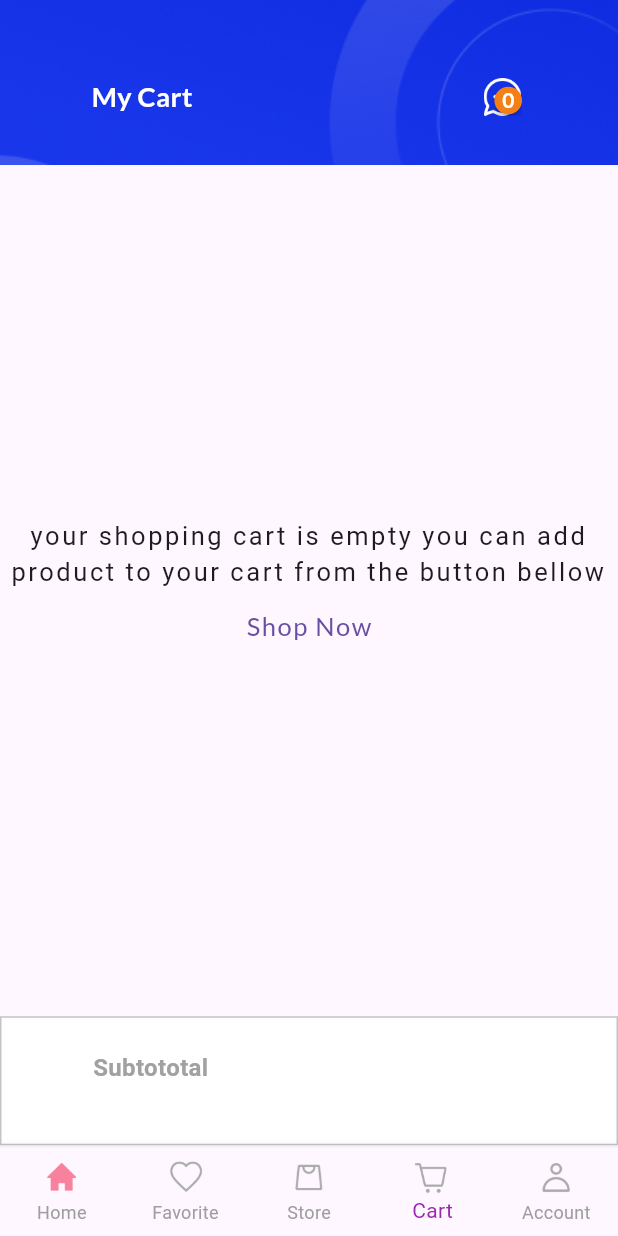
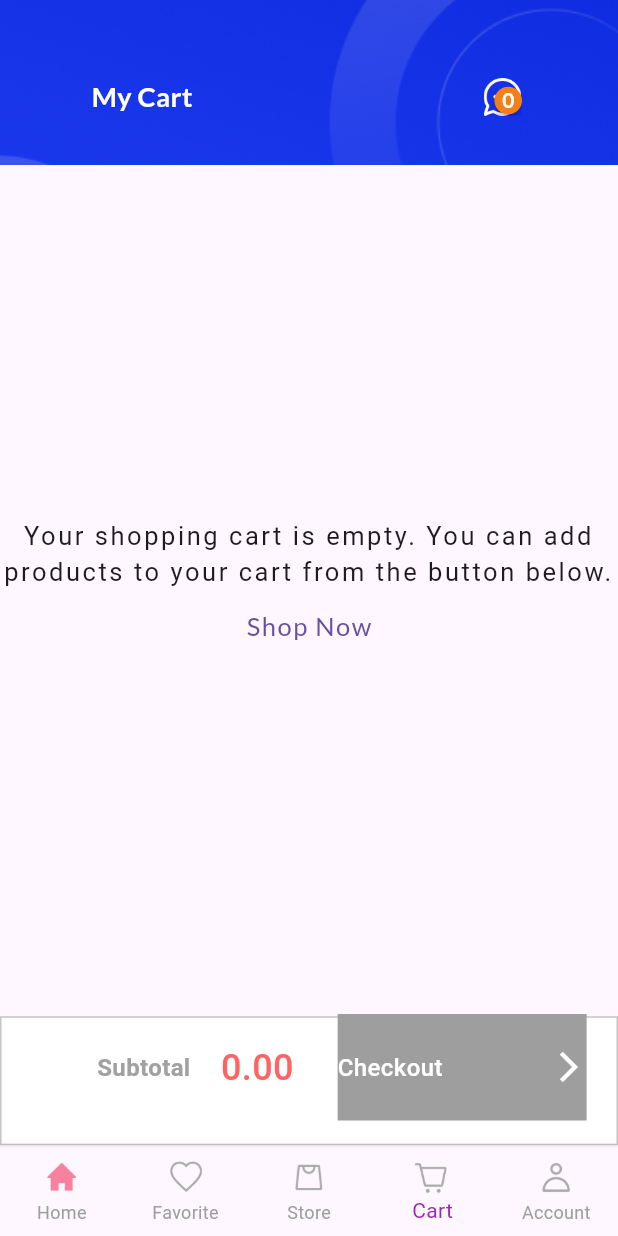
Before and after one commit to hieunguyen1912/AppDevelopment, a Flutter app: the screen it shows after launch, item 4 of the bottom bar chosen, on a phone screen of 412 x 824 dp. Run offline on Flutter 3.47's test engine with Material 3 defaults, Android fonts, the phone set to English and light mode, and no system bars; drawn by our look-alikes of badges; our stand-ins replace cloud_firestore, file_picker, firebase_auth, firebase_core, firebase_storage, flutter_easyloading and 2 more; missing offline and left inert: flutter_admin_scaffold; accounts and stored records are empty.

Commit message:
Calculate Total

```diff
--- a/Group7Project/Ecommerceapp/tmdt_app/lib/provider/cart_provider.dart
+++ b/Group7Project/Ecommerceapp/tmdt_app/lib/provider/cart_provider.dart
@@ -36,4 +36,12 @@ class CartNotifier extends StateNotifier<List<CartModel>> {
       return item;
     }).toList();
   }
+
+  double calculateTotalAmount() {
+    double totalAmount = 0.0;
+    state.forEach((cartItem) {
+      totalAmount += cartItem.quantity * cartItem.discount;
+    });
+    return totalAmount;
+  }
 }
--- a/Group7Project/Ecommerceapp/tmdt_app/lib/views/screens/nav_screens/cart_screens.dart
+++ b/Group7Project/Ecommerceapp/tmdt_app/lib/views/screens/nav_screens/cart_screens.dart
@@ -1,7 +1,6 @@
 import 'package:flutter/cupertino.dart';
 import 'package:flutter/material.dart';
 import 'package:badges/badges.dart' as badges;
-import 'package:flutter/services.dart';
 import 'package:flutter_riverpod/flutter_riverpod.dart';
 import 'package:google_fonts/google_fonts.dart';
 import 'package:tmdt_app/provider/cart_provider.dart';
@@ -19,10 +18,12 @@ class _CartScreensState extends ConsumerState<CartScreens> {
   Widget build(BuildContext context) {
     final cartData = ref.watch(cartProvider);
     final _cartProvider = ref.read(cartProvider.notifier);
+    final totalAmount = ref.watch(
+        cartProvider.notifier.select((state) => state.calculateTotalAmount()));
     return Scaffold(
       appBar: PreferredSize(
         preferredSize: Size.fromHeight(
-          MediaQuery.of(context).size.height * 20,
+          MediaQuery.of(context).size.height * 0.2,
         ),
         child: Container(
           width: MediaQuery.of(context).size.width,
@@ -77,7 +78,8 @@ class _CartScreensState extends ConsumerState<CartScreens> {
                     fontSize: 18,
                     fontWeight: FontWeight.w600,
                   ),
-                  ))
+                ),
+              ),
             ],
           ),
         ),
@@ -88,7 +90,7 @@ class _CartScreensState extends ConsumerState<CartScreens> {
                 mainAxisAlignment: MainAxisAlignment.center,
                 children: [
                   Text(
-                    'your shopping cart is empty you can add product to your cart from the button bellow',
+                    'Your shopping cart is empty. You can add products to your cart from the button below.',
                     textAlign: TextAlign.center,
                     style: GoogleFonts.roboto(
                       fontSize: 17,
@@ -158,7 +160,7 @@ class _CartScreensState extends ConsumerState<CartScreens> {
                           left: 69,
                           top: 14,
                           child: Text(
-                            'you have ${cartData.length} items',
+                            'You have ${cartData.length} items',
                             style: GoogleFonts.lato(
                               color: Colors.black,
                               fontSize: 16,
@@ -166,18 +168,18 @@ class _CartScreensState extends ConsumerState<CartScreens> {
                               letterSpacing: 1.7,
                             ),
                           ),
-                        )
+                        ),
                       ],
                     ),
                   ),
                   ListView.builder(
                     itemCount: cartData.length,
                     shrinkWrap: true,
-                    physics: const ScrollPhysics(),
+                    physics: const NeverScrollableScrollPhysics(),
                     itemBuilder: (context, index) {
-                      final cartItem = cartData.toList()[index];
+                      final cartItem = cartData[index];
                       return Padding(
-                        padding: EdgeInsets.all(8),
+                        padding: const EdgeInsets.all(8),
                         child: Card(
                           child: SizedBox(
                             height: 200,
@@ -193,7 +195,7 @@ class _CartScreensState extends ConsumerState<CartScreens> {
                                   ),
                                 ),
                                 Padding(
-                                  padding: EdgeInsets.all(8),
+                                  padding: const EdgeInsets.all(8),
                                   child: Column(
                                     crossAxisAlignment:
                                         CrossAxisAlignment.start,
@@ -280,7 +282,7 @@ class _CartScreensState extends ConsumerState<CartScreens> {
                         ),
                       );
                     },
-                  )
+                  ),
                 ],
               ),
             ),
@@ -308,7 +310,7 @@ class _CartScreensState extends ConsumerState<CartScreens> {
             Align(
               alignment: Alignment(-0.63, -0.26),
               child: Text(
-                'Subtototal',
+                'Subtotal',
                 style: GoogleFonts.roboto(
                   color: const Color(
                     0xFFA1A1A1,
@@ -319,11 +321,58 @@ class _CartScreensState extends ConsumerState<CartScreens> {
               ),
             ),
             Align(
-              alignment: Alignment(
+              alignment: const Alignment(
                 -0.19,
                 -0.31,
               ),
-            )
+              child: Text(
+                totalAmount.toStringAsFixed(2),
+                style: GoogleFonts.roboto(
+                  color: Color(
+                    0xFFFF6464,
+                  ),
+                  fontSize: 24,
+                  fontWeight: FontWeight.w500,
+                ),
+              ),
+            ),
+            Align(
+              alignment: Alignment(0.83, -1),
+              child: InkWell(
+                onTap: () {},
+                child: Container(
+                  width: 166,
+                  height: 71,
+                  clipBehavior: Clip.hardEdge,
+                  decoration: BoxDecoration(
+                    color: totalAmount == 0.0
+                        ? Colors.grey
+                        : Color(
+                            0xFF1532E7,
+                          ),
+                  ),
+                  child: Center(
+                    child: Row(
+                      mainAxisAlignment: MainAxisAlignment.spaceBetween,
+                      children: [
+                        Text(
+                          'Checkout',
+                          style: GoogleFonts.roboto(
+                            color: Colors.white,
+                            fontSize: 16,
+                            fontWeight: FontWeight.w500,
+                          ),
+                        ),
+                        Icon(
+                          Icons.arrow_forward_ios,
+                          color: Colors.white,
+                        ),
+                      ],
+                    ),
+                  ),
+                ),
+              ),
+            ),
           ],
         ),
       ),
```
Lines whose indentation alone changed are shown as unchanged.
